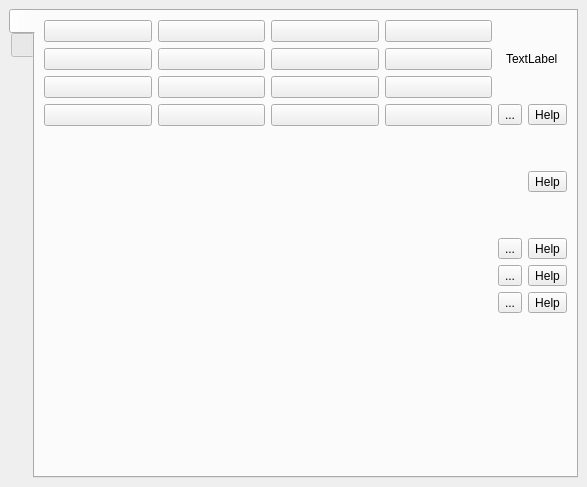
vkohaupt/vokoShowClick, file src/mainwindow.ui: the form before one commit.
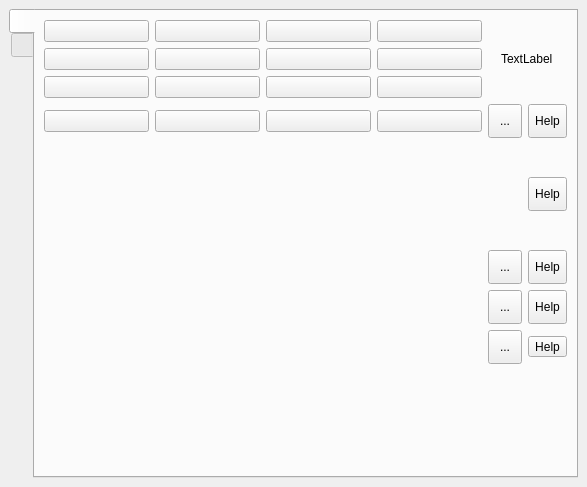
The form after the commit. Icons and pictures are not drawn.

Commit message: size help button

Patch:
```diff
--- a/src/mainwindow.ui
+++ b/src/mainwindow.ui
@@ -79,6 +79,12 @@
             </item>
             <item row="4" column="5">
              <widget class="QToolButton" name="help_click_preview">
+              <property name="minimumSize">
+               <size>
+                <width>34</width>
+                <height>34</height>
+               </size>
+              </property>
               <property name="text">
                <string notr="true">Help</string>
               </property>
@@ -90,6 +96,12 @@
             </item>
             <item row="6" column="4">
              <widget class="QToolButton" name="toolButtonSliderOpacityDefault">
+              <property name="minimumSize">
+               <size>
+                <width>34</width>
+                <height>34</height>
+               </size>
+              </property>
               <property name="text">
                <string>...</string>
               </property>
@@ -163,6 +175,12 @@
             </item>
             <item row="5" column="5">
              <widget class="QToolButton" name="help_click_circle">
+              <property name="minimumSize">
+               <size>
+                <width>34</width>
+                <height>34</height>
+               </size>
+              </property>
               <property name="text">
                <string notr="true">Help</string>
               </property>
@@ -216,6 +234,12 @@
             </item>
             <item row="7" column="4">
              <widget class="QToolButton" name="toolButtonShowTimeDefault">
+              <property name="minimumSize">
+               <size>
+                <width>34</width>
+                <height>34</height>
+               </size>
+              </property>
               <property name="text">
                <string>...</string>
               </property>
@@ -227,6 +251,12 @@
             </item>
             <item row="6" column="5">
              <widget class="QToolButton" name="help_click_opacity">
+              <property name="minimumSize">
+               <size>
+                <width>34</width>
+                <height>34</height>
+               </size>
+              </property>
               <property name="text">
                <string notr="true">Help</string>
               </property>
@@ -245,6 +275,12 @@
             </item>
             <item row="3" column="4">
              <widget class="QToolButton" name="toolButtonColorDefault">
+              <property name="minimumSize">
+               <size>
+                <width>34</width>
+                <height>34</height>
+               </size>
+              </property>
               <property name="text">
                <string>...</string>
               </property>
@@ -336,6 +372,12 @@
             </item>
             <item row="5" column="4">
              <widget class="QToolButton" name="toolButtonSliderCircleDefault">
+              <property name="minimumSize">
+               <size>
+                <width>34</width>
+                <height>34</height>
+               </size>
+              </property>
               <property name="text">
                <string>...</string>
               </property>
@@ -361,6 +403,12 @@
             </item>
             <item row="3" column="5">
              <widget class="QToolButton" name="help_click_color">
+              <property name="minimumSize">
+               <size>
+                <width>34</width>
+                <height>34</height>
+               </size>
+              </property>
               <property name="text">
                <string notr="true">Help</string>
               </property>
```
